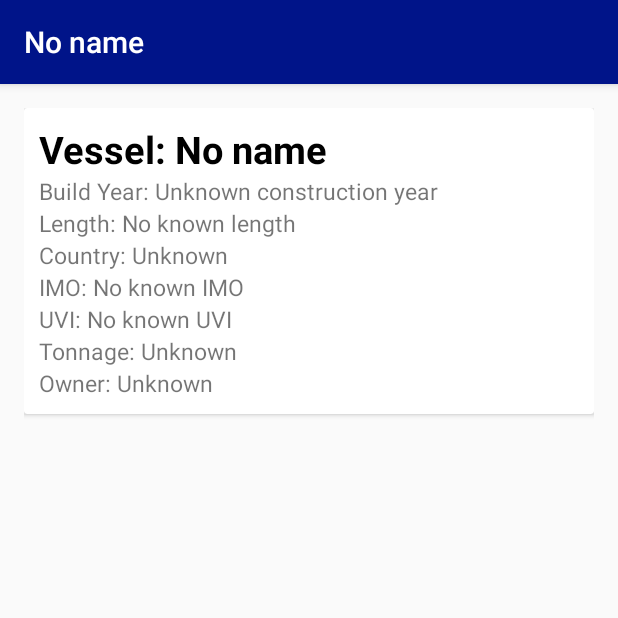
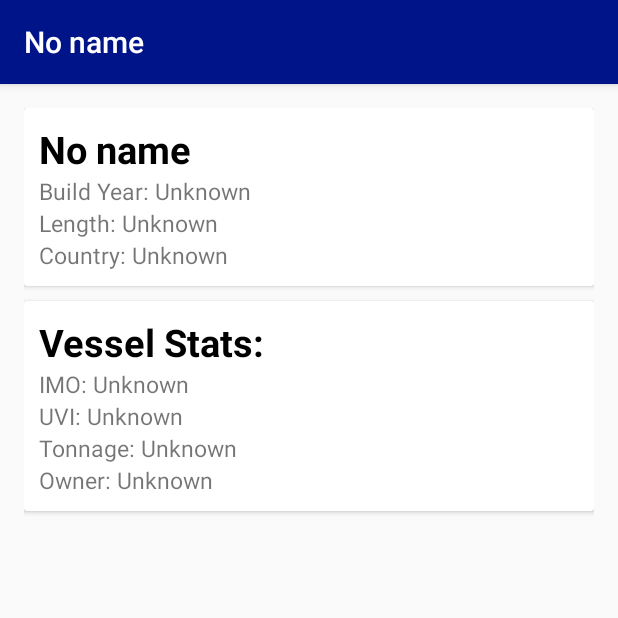
Before and after one commit to DarrienG/GoatFish-Android, an Android app: the ExpandedView screen opened directly, with no data from a screen before it, on a phone screen of 412 x 824 dp, the top half of it. Run offline under Robolectric (Android 15) with nearby library versions, the phone set to English and light mode, and no system bars; 10 statements that could not run were skipped.

Commit message:
Prettify expandedView

```diff
--- a/app/src/main/java/com/darrienglasser/goatfish/ExpandedView.java
+++ b/app/src/main/java/com/darrienglasser/goatfish/ExpandedView.java
@@ -36,10 +36,10 @@ public class ExpandedView extends AppCompatActivity {
             nameStr = "No name";
         }
         if (yearStr == null) {
-            yearStr = "Unknown construction year";
+            yearStr = "Unknown";
         }
         if (lenStr == null) {
-            lenStr = "No known length";
+            lenStr = "Unknown";
         }
         if (flagString == null) {
             flagString = "Unknown";
@@ -48,10 +48,10 @@ public class ExpandedView extends AppCompatActivity {
             lenUnits = "";
         }
         if (imoStr == null) {
-            imoStr = "No known IMO";
+            imoStr = "Unknown";
         }
         if (uviStr == null) {
-            uviStr = "No known UVI";
+            uviStr = "Unknown";
         }
         if (tonnageStr == null) {
             tonnageStr = "Unknown";
--- a/app/src/main/res/layout/activity_expanded_view.xml
+++ b/app/src/main/res/layout/activity_expanded_view.xml
@@ -1,5 +1,5 @@
 <?xml version="1.0" encoding="utf-8"?>
-<RelativeLayout xmlns:android="http://schemas.android.com/apk/res/android"
+<LinearLayout xmlns:android="http://schemas.android.com/apk/res/android"
     xmlns:tools="http://schemas.android.com/tools"
     android:layout_width="match_parent"
     android:layout_height="match_parent"
@@ -7,7 +7,8 @@
     android:paddingLeft="@dimen/activity_horizontal_margin"
     android:paddingRight="@dimen/activity_horizontal_margin"
     android:paddingTop="@dimen/activity_vertical_margin"
-    tools:context="com.darrienglasser.goatfish.ExpandedView">
+    tools:context="com.darrienglasser.goatfish.ExpandedView"
+    android:orientation="vertical">
 
     <android.support.v7.widget.CardView
         android:layout_width="match_parent"
@@ -49,6 +50,29 @@
                 android:textSize="15sp"
                 android:text="@string/country"/>
 
+        </LinearLayout>
+    </android.support.v7.widget.CardView>
+
+    <android.support.v7.widget.CardView
+        android:layout_width="match_parent"
+        android:layout_height="wrap_content"
+        android:layout_marginTop="10dp">
+
+        <LinearLayout
+            android:layout_width="match_parent"
+            android:layout_height="wrap_content"
+            android:padding="10dp"
+            android:orientation="vertical">
+
+
+            <TextView
+                android:layout_width="match_parent"
+                android:layout_height="match_parent"
+                android:textSize="25sp"
+                android:textStyle="bold"
+                android:textColor="@color/black"
+                android:text="@string/vessel_stats" />
+
             <TextView
                 android:id="@+id/imo_view"
                 android:layout_width="wrap_content"
@@ -77,7 +101,10 @@
                 android:textSize="15sp"
                 android:text="@string/owner"/>
 
+
         </LinearLayout>
+
+
     </android.support.v7.widget.CardView>
 
-</RelativeLayout>
+</LinearLayout>
--- a/app/src/main/res/values/strings.xml
+++ b/app/src/main/res/values/strings.xml
@@ -19,14 +19,16 @@
     <string name="expanded_data">expanded_data</string>
 
     <!-- Row data. -->
-    <string name="vessel_name">Vessel: %1$s</string>
+    <string name="vessel_name">%1$s</string>
     <string name="owner">Owner: %1$s</string>
     <string name="year">Build Year: %1$s</string>
     <string name="country">Country: %1$s</string>
     <string name="imo">IMO: %1$s</string>
     <string name="uvi">UVI: %1$s</string>
-    <string name="length">Length: %1$s%2$s</string>
-    <string name="tonnage">Tonnage: %1$s%2$s</string>
+    <string name="length">Length: %1$s %2$s</string>
+    <string name="tonnage">Tonnage: %1$s %2$s</string>
+    <string name="vessel_stats">Vessel Stats:</string>
+
 
     <!-- Simple search strings -->
     <string name="no_results">No results found, try searching again</string>
```
Also changed, not shown: app/src/main/ic_launcher-web.png (added), app/src/main/res/mipmap-hdpi/ic_launcher.png, app/src/main/res/mipmap-mdpi/ic_launcher.png, app/src/main/res/mipmap-xhdpi/ic_launcher.png, app/src/main/res/mipmap-xxhdpi/ic_launcher.png, app/src/main/res/mipmap-xxxhdpi/ic_launcher.png.
